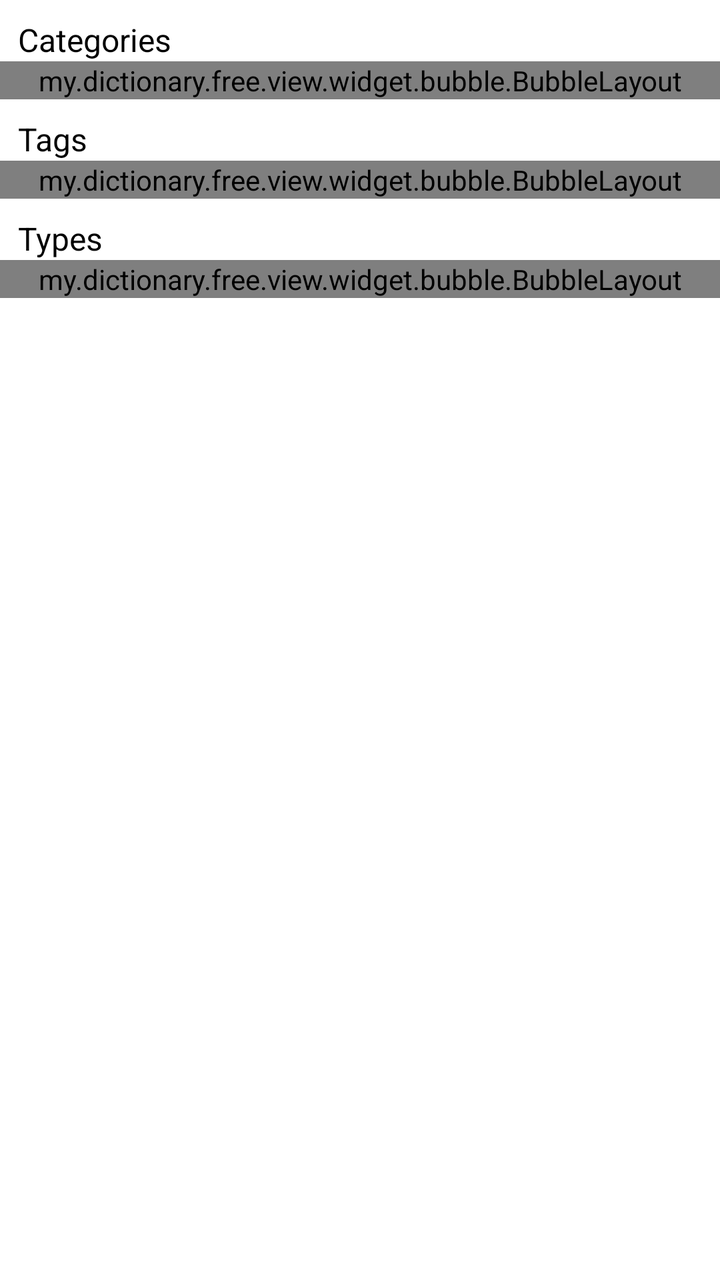
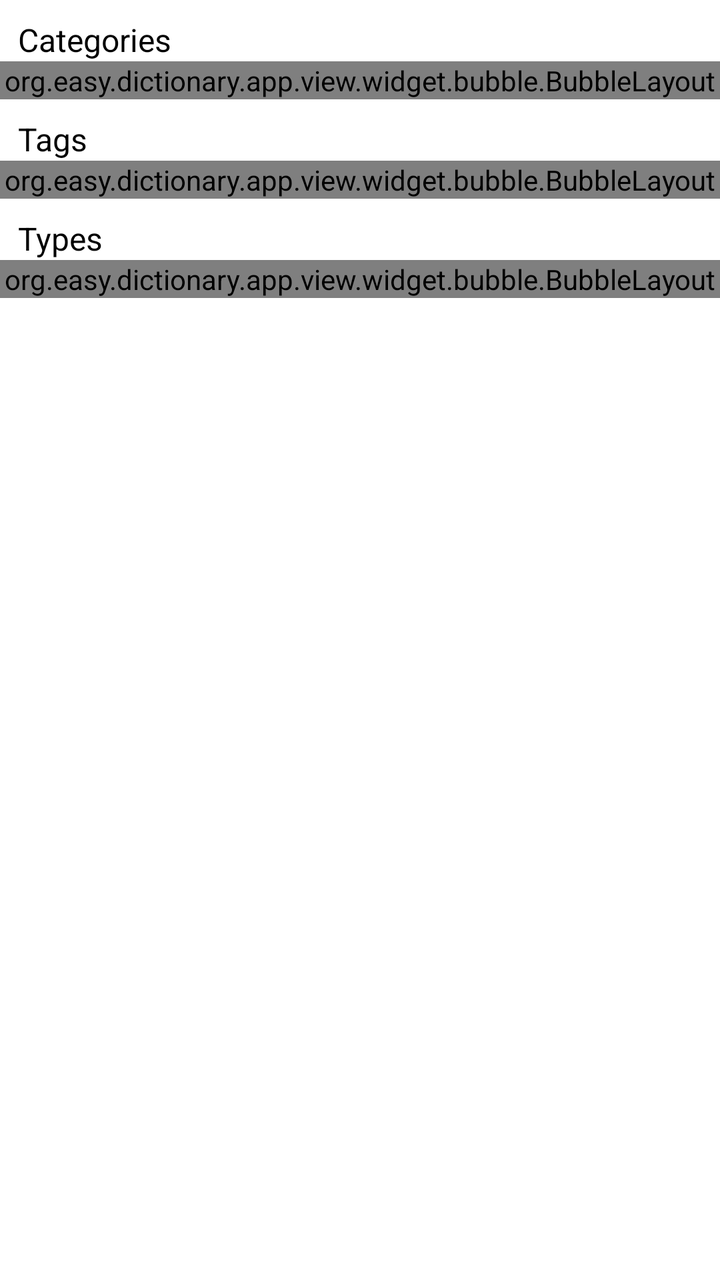

Before-and-after screenshots of an Android layout around one commit, followed by the original layout XML and the change that was made.
<!-- AndroidManifest.xml: application theme Theme.EasyDictionary -->
<!-- res/layout/fragment_dictionary_words_filter.xml -->
<?xml version="1.0" encoding="utf-8"?>
<androidx.appcompat.widget.LinearLayoutCompat xmlns:android="http://schemas.android.com/apk/res/android"
    xmlns:tools="http://schemas.android.com/tools"
    android:id="@+id/root"
    android:layout_width="match_parent"
    android:layout_height="match_parent"
    android:background="@color/white"
    android:orientation="vertical">

    <ScrollView
        android:layout_width="match_parent"
        android:layout_height="match_parent">

        <androidx.appcompat.widget.LinearLayoutCompat
            android:layout_width="match_parent"
            android:layout_height="wrap_content"
            android:orientation="vertical">

            <androidx.appcompat.widget.AppCompatTextView
                android:layout_width="match_parent"
                android:layout_height="wrap_content"
                android:layout_marginHorizontal="9dp"
                android:layout_marginTop="9dp"
                android:gravity="center_vertical"
                android:text="@string/categories"
                android:textColor="@color/main_text"
                android:textSize="16dp" />

            <my.dictionary.free.view.widget.bubble.BubbleLayout
                android:id="@+id/categories_layout"
                android:layout_width="match_parent"
                android:layout_height="wrap_content" />

            <androidx.appcompat.widget.AppCompatTextView
                android:layout_width="match_parent"
                android:layout_height="wrap_content"
                android:layout_marginHorizontal="9dp"
                android:layout_marginTop="9dp"
                android:gravity="center_vertical"
                android:text="@string/tags"
                android:textColor="@color/main_text"
                android:textSize="16dp" />

            <my.dictionary.free.view.widget.bubble.BubbleLayout
                android:id="@+id/tags_layout"
                android:layout_width="match_parent"
                android:layout_height="wrap_content" />

            <androidx.appcompat.widget.AppCompatTextView
                android:layout_width="match_parent"
                android:layout_height="wrap_content"
                android:layout_marginHorizontal="9dp"
                android:layout_marginTop="9dp"
                android:gravity="center_vertical"
                android:text="@string/types"
                android:textColor="@color/main_text"
                android:textSize="16dp" />

            <my.dictionary.free.view.widget.bubble.BubbleLayout
                android:id="@+id/types_layout"
                android:layout_width="match_parent"
                android:layout_height="wrap_content" />
        </androidx.appcompat.widget.LinearLayoutCompat>
    </ScrollView>
</androidx.appcompat.widget.LinearLayoutCompat>
<!-- resources referenced by this layout -->
<resources>
  <color name="main_text">#000000</color>
  <color name="white">#FFFFFFFF</color>
  <string name="categories">Categories</string>
  <string name="tags">Tags</string>
  <string name="types">Types</string>
  <color name="main">#2196f3</color>
  <color name="main_dark">#0068bf</color>
  <color name="secondary">#4dd0e1</color>
  <color name="secondary_dark">#009faf</color>
  <style name="Widget.TextInputEditText.OutlinedBox" parent="@style/Widget.Material3.TextInputEditText.OutlinedBox">
          <item name="android:textColor">@color/main_text</item>
          <item name="android:textSize">16dp</item>
      </style>
  <style name="Widget.App.ActionMode" parent="Widget.AppCompat.ActionMode">
          <item name="titleTextStyle">?attr/textAppearanceHeadline6</item>
          <item name="subtitleTextStyle">?attr/textAppearanceSubtitle1</item>
          <item name="background">@color/gray_500</item>
      </style>
  <style name="Widget.App.Snackbar" parent="Widget.MaterialComponents.Snackbar">
          <item name="materialThemeOverlay">@style/ThemeOverlay.App.Snackbar</item>
          <item name="actionTextColorAlpha">1</item>
      </style>
  <style name="Widget.App.SnackbarButton" parent="Widget.MaterialComponents.Button.TextButton.Snackbar">
          <item name="android:textColor">@color/white</item>
      </style>
  <style name="Widget.App.Spinner" parent="Widget.AppCompat.Spinner">
          <item name="background">@drawable/ic_baseline_arrow_drop_down_24</item>
      </style>
  <style name="Widget.App.Button" parent="Widget.AppCompat.Button.Borderless.Colored">
          <item name="android:background">@drawable/button_selector</item>
          <item name="android:textColor">@color/white</item>
          <item name="android:textSize">18dp</item>
      </style>
  <color name="gray_500">#607D8B</color>
  <style name="ThemeOverlay.App.Snackbar" parent="">
          <item name="colorPrimary">@color/main_dark</item>
          <item name="colorOnSurface">@color/black</item>
      </style>
  <!-- drawable background_checkbox (drawable) -->
  <?xml version="1.0" encoding="utf-8"?>
  <ripple xmlns:android="http://schemas.android.com/apk/res/android"
      android:color="@color/selector_checkbox"
      android:radius="20dp" />
  <color name="black">#FF000000</color>
  <!-- drawable button_pressed (drawable) -->
  <?xml version="1.0" encoding="UTF-8"?>
  <shape xmlns:android="http://schemas.android.com/apk/res/android">
      <solid android:color="@color/main_dark" />
      <stroke
          android:width="1dp"
          android:color="@color/main_dark" />
      <corners android:radius="6dp" />
  </shape>
  <!-- drawable button_disabled (drawable) -->
  <?xml version="1.0" encoding="UTF-8"?>
  <shape xmlns:android="http://schemas.android.com/apk/res/android">
      <solid android:color="@color/gray_300" />
      <stroke
          android:width="1dp"
          android:color="@color/main_dark" />
      <corners android:radius="6dp" />
  </shape>
  <!-- drawable button_not_activated (drawable) -->
  <?xml version="1.0" encoding="UTF-8"?>
  <shape xmlns:android="http://schemas.android.com/apk/res/android">
      <solid android:color="@color/gray_300" />
      <stroke
          android:width="1dp"
          android:color="@color/main_dark" />
      <corners android:radius="6dp" />
  </shape>
  <!-- drawable button_normal (drawable) -->
  <?xml version="1.0" encoding="UTF-8"?>
  <shape xmlns:android="http://schemas.android.com/apk/res/android">
      <solid android:color="@color/main_light" />
      <stroke
          android:width="1dp"
          android:color="@color/main_light" />
      <corners android:radius="6dp" />
  </shape>
  <color name="gray_300">#90A4AE</color>
  <color name="main_light">#6ec5ff</color>
  <!-- unchanged entries left out for length: 5 -->
</resources>

<!-- the commit's change to res/layout/fragment_dictionary_words_filter.xml (unified diff, before → after) -->
@@ -26,7 +26,7 @@
                 android:textColor="@color/main_text"
                 android:textSize="16dp" />
 
-            <my.dictionary.free.view.widget.bubble.BubbleLayout
+            <org.easy.dictionary.app.view.widget.bubble.BubbleLayout
                 android:id="@+id/categories_layout"
                 android:layout_width="match_parent"
                 android:layout_height="wrap_content" />
@@ -41,7 +41,7 @@
                 android:textColor="@color/main_text"
                 android:textSize="16dp" />
 
-            <my.dictionary.free.view.widget.bubble.BubbleLayout
+            <org.easy.dictionary.app.view.widget.bubble.BubbleLayout
                 android:id="@+id/tags_layout"
                 android:layout_width="match_parent"
                 android:layout_height="wrap_content" />
@@ -56,7 +56,7 @@
                 android:textColor="@color/main_text"
                 android:textSize="16dp" />
 
-            <my.dictionary.free.view.widget.bubble.BubbleLayout
+            <org.easy.dictionary.app.view.widget.bubble.BubbleLayout
                 android:id="@+id/types_layout"
                 android:layout_width="match_parent"
                 android:layout_height="wrap_content" />
